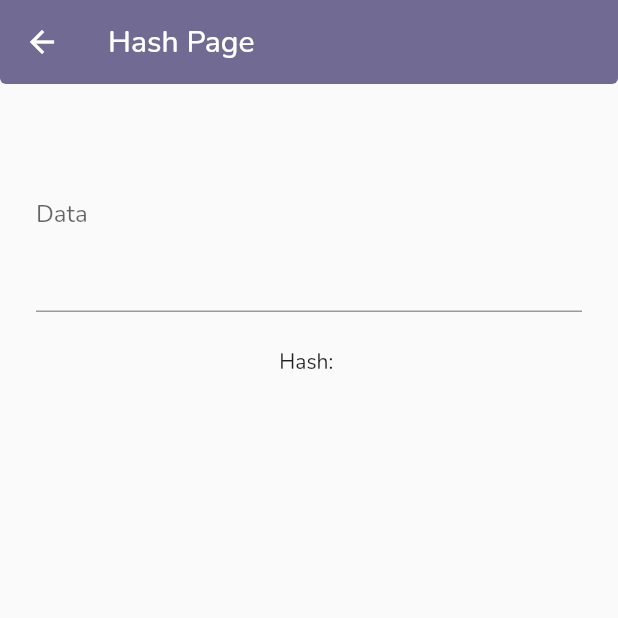
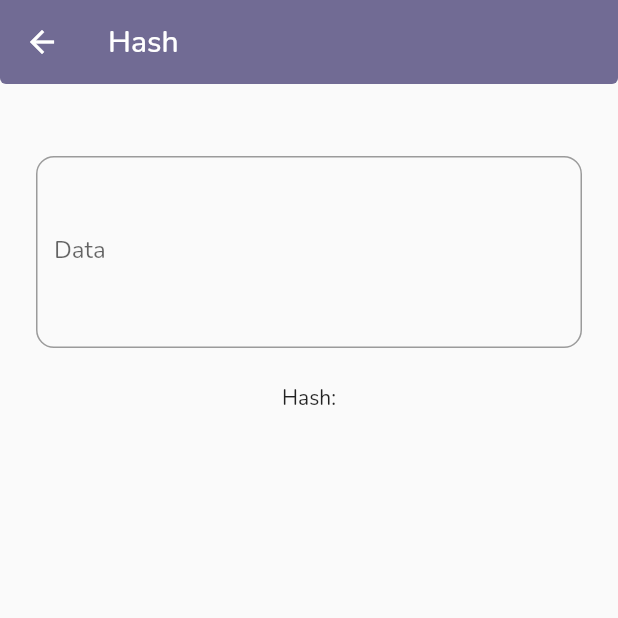
Before and after one commit to rashidwassan/blockchain-demo-app-flutter, a Flutter app: the screen it shows after launch, after a tap on "HASH", on a phone screen of 412 x 824 dp, the top half of it. Run offline on Flutter 3.47's test engine with Material 2 defaults, Android fonts, the phone set to English and light mode, and no system bars; our stand-ins replace google_fonts, lottie.

Commit message:
UI improvements

```diff
--- /dev/null
+++ b/lib/components/data_input_fields.dart
@@ -0,0 +1,22 @@
+import 'package:flutter/material.dart';
+
+class DataInputField extends StatelessWidget {
+  const DataInputField(
+      {Key? key, required this.onChanged, required this.title, this.controller})
+      : super(key: key);
+  final String title;
+  final Function(String) onChanged;
+  final TextEditingController? controller;
+
+  @override
+  Widget build(BuildContext context) {
+    return TextField(
+      maxLines: 4,
+      decoration: InputDecoration(
+          labelText: title,
+          border: OutlineInputBorder(borderRadius: BorderRadius.circular(12))),
+      onChanged: onChanged,
+      controller: controller,
+    );
+  }
+}
--- a/lib/components/homepage_grid_tile.dart
+++ b/lib/components/homepage_grid_tile.dart
@@ -31,7 +31,7 @@ class HomePageGridTile extends StatelessWidget {
               Text(
                 item.title,
                 style:
-                    const TextStyle(fontWeight: FontWeight.bold, fontSize: 16),
+                    const TextStyle(fontWeight: FontWeight.bold, fontSize: 14),
               ),
               const SizedBox(height: 4),
               Text(
--- a/lib/pages/demos/hash_page.dart
+++ b/lib/pages/demos/hash_page.dart
@@ -1,3 +1,4 @@
+import 'package:blockchain_demo_flutter/components/data_input_fields.dart';
 import 'package:flutter/material.dart';
 
 import '../../utils/crypto_things.dart';
@@ -17,28 +18,30 @@ class _HashPageState extends State<HashPage> {
   @override
   Widget build(BuildContext context) {
     return Scaffold(
-        appBar: AppBar(title: const Text('Hash Page')),
+        appBar: AppBar(title: const Text('Hash')),
         body: Padding(
           padding: const EdgeInsets.all(24.0),
           child: Center(
               child: Column(
             children: [
-              TextField(
-                maxLines: 4,
-                decoration: const InputDecoration(
-                  labelText: 'Data',
-                ),
-                onChanged: (value) {
-                  _contentController.text = value;
-                  setState(() {
-                    hash = CryptoUtils.getSHA256(_contentController.text);
-                  });
-                },
-              ),
               const SizedBox(
                 height: 24,
               ),
-              Text('Hash: $hash'),
+              DataInputField(
+                  title: 'Data',
+                  controller: _contentController,
+                  onChanged: (value) {
+                    setState(() {
+                      hash = CryptoUtils.getSHA256(_contentController.text);
+                    });
+                  }),
+              const SizedBox(
+                height: 24,
+              ),
+              Text(
+                'Hash:\n$hash',
+                textAlign: TextAlign.center,
+              ),
             ],
           )),
         ));
```
